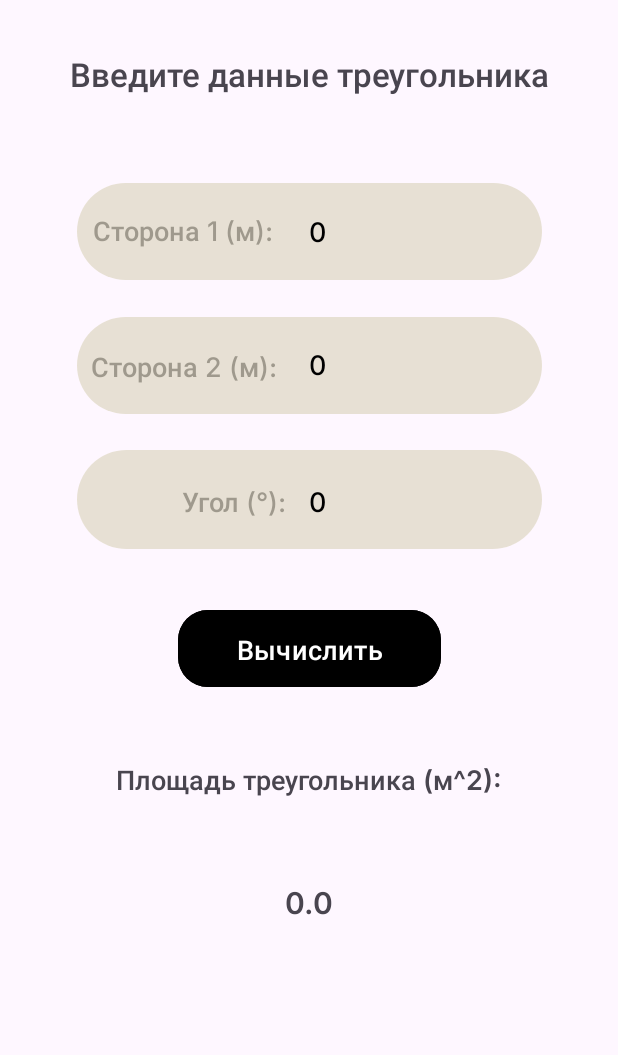
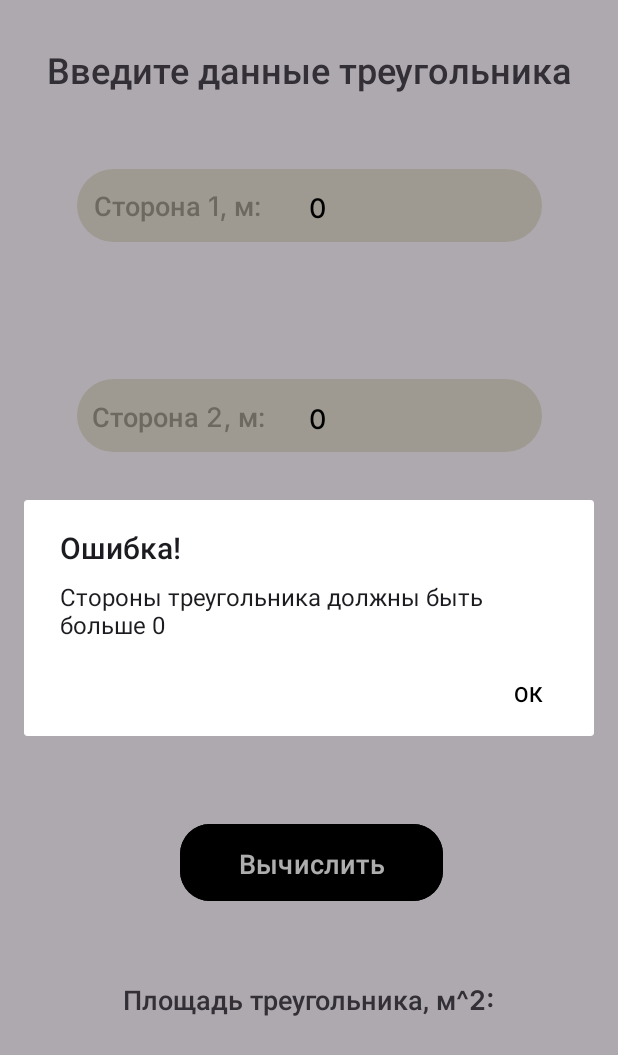
Before and after one commit to Ksyusha7650/AndroidFirstLaboratory, an Android app: the screen it shows after launch (MainActivity), after a tap on "Вычислить", on a phone screen of 412 x 824 dp. Shown: the top 1055 px of the screen. Run offline under Robolectric (Android 15) with nearby library versions, the phone set to English and light mode, and no system bars.

Commit message:
fix design

```diff
--- a/app/src/main/java/com/example/lab1/MainActivity.java
+++ b/app/src/main/java/com/example/lab1/MainActivity.java
@@ -21,10 +21,10 @@ public class MainActivity extends AppCompatActivity {
         connectUIElements();
     }
 
-    private void outputErrorDialog() {
+    private void outputErrorDialog(String errorText) {
         AlertDialog.Builder builder = new AlertDialog.Builder(this);
         builder.setTitle(getString(R.string.error))
-                .setMessage(getString(R.string.error_angle))
+                .setMessage(errorText)
                 .setPositiveButton(getString(R.string.ok), (dialog, id) -> dialog.cancel());
         builder.show();
     }
@@ -41,7 +41,10 @@ public class MainActivity extends AppCompatActivity {
         A = Double.parseDouble(editTextA.getText().toString());
         B = Double.parseDouble(editTextB.getText().toString());
         angle = Integer.parseInt(editTextAngle.getText().toString());
-        if (angle > 180) throw new ArithmeticException();
+        if (angle >= 180) throw new ArithmeticException(getString(R.string.error_angle));
+        if (A == 0) throw new ArithmeticException(getString(R.string.error_side));
+        if (B == 0) throw new ArithmeticException(getString(R.string.error_side));
+        if (angle == 0) throw new ArithmeticException(getString(R.string.error_angle));
     }
 
     public void buttonCalculateClick(View view) {
@@ -50,8 +53,8 @@ public class MainActivity extends AppCompatActivity {
             double square = getSquare();
             textViewResult.setText(String.valueOf((double) Math.round(square * 100) / 100)); // с точностью до 2 знаков после запятой
         }
-        catch (ArithmeticException exception){
-            outputErrorDialog();
+        catch (ArithmeticException | NumberFormatException exception){
+            outputErrorDialog(exception.getMessage());
         }
     }
 
--- a/app/src/main/res/layout/activity_main.xml
+++ b/app/src/main/res/layout/activity_main.xml
@@ -14,7 +14,7 @@
         android:fontFamily="@font/inter_semibold"
         android:text="@string/input_data_of_triangle"
         android:textAlignment="center"
-        android:textSize="22sp"
+        android:textSize="24sp"
         app:layout_constraintBottom_toTopOf="@+id/view"
         app:layout_constraintEnd_toEndOf="parent"
         app:layout_constraintHorizontal_bias="0.5"
@@ -27,7 +27,7 @@
         android:id="@+id/buttonCalculate"
         android:layout_width="175dp"
         android:layout_height="59dp"
-        android:backgroundTint="@color/black"
+        android:backgroundTint="@color/bgButton"
         android:fontFamily="@font/inter_medium"
         android:onClick="buttonCalculateClick"
         android:text="@string/compute"
@@ -35,9 +35,10 @@
         app:cornerRadius="20sp"
         app:layout_constraintBottom_toBottomOf="parent"
         app:layout_constraintEnd_toEndOf="parent"
+        app:layout_constraintHorizontal_bias="0.506"
         app:layout_constraintStart_toStartOf="parent"
         app:layout_constraintTop_toTopOf="parent"
-        app:layout_constraintVertical_bias="0.527"
+        app:layout_constraintVertical_bias="0.713"
         app:rippleColor="@android:color/transparent" />
 
     <TextView
@@ -64,10 +65,9 @@
         android:textSize="18sp"
         app:layout_constraintBottom_toBottomOf="parent"
         app:layout_constraintEnd_toEndOf="parent"
-        app:layout_constraintHorizontal_bias="0.503"
         app:layout_constraintStart_toStartOf="parent"
-        app:layout_constraintTop_toBottomOf="@+id/buttonCalculate"
-        app:layout_constraintVertical_bias="0.003" />
+        app:layout_constraintTop_toTopOf="parent"
+        app:layout_constraintVertical_bias="0.807" />
 
     <TextView
         android:id="@+id/textViewResult"
@@ -112,18 +112,17 @@
     <View
         android:id="@+id/view3"
         android:layout_width="311dp"
-        android:layout_height="67dp"
+        android:layout_height="50dp"
         android:background="@drawable/view_bg"
         app:layout_constraintBottom_toBottomOf="parent"
         app:layout_constraintEnd_toEndOf="parent"
         app:layout_constraintStart_toStartOf="parent"
-        app:layout_constraintTop_toTopOf="parent"
-        app:layout_constraintVertical_bias="0.396" />
+        app:layout_constraintTop_toTopOf="parent" />
 
     <View
         android:id="@+id/view2"
         android:layout_width="311dp"
-        android:layout_height="66dp"
+        android:layout_height="50dp"
         android:background="@drawable/view_bg"
         app:layout_constraintBottom_toTopOf="@+id/view3"
         app:layout_constraintEnd_toEndOf="parent"
@@ -134,13 +133,13 @@
     <View
         android:id="@+id/view"
         android:layout_width="311dp"
-        android:layout_height="66dp"
+        android:layout_height="50dp"
         android:background="@drawable/view_bg"
         app:layout_constraintBottom_toBottomOf="parent"
         app:layout_constraintEnd_toEndOf="parent"
         app:layout_constraintStart_toStartOf="parent"
         app:layout_constraintTop_toTopOf="parent"
-        app:layout_constraintVertical_bias="0.16" />
+        app:layout_constraintVertical_bias="0.145" />
 
     <EditText
         android:id="@+id/editTextSide1"
@@ -152,7 +151,7 @@
         android:inputType="numberDecimal"
         android:text="0"
         android:textAlignment="viewStart"
-        android:textColor="@color/black"
+        android:textColor="@color/textColor"
         android:textSize="18sp"
         app:layout_constraintBottom_toBottomOf="@+id/view"
         app:layout_constraintEnd_toEndOf="@+id/view"
@@ -171,7 +170,7 @@
         android:inputType="numberDecimal"
         android:text="0"
         android:textAlignment="viewStart"
-        android:textColor="@color/black"
+        android:textColor="@color/textColor"
         android:textSize="18sp"
         app:layout_constraintBottom_toBottomOf="@+id/view2"
         app:layout_constraintEnd_toEndOf="@+id/view2"
@@ -190,7 +189,7 @@
         android:inputType="numberDecimal"
         android:text="0"
         android:textAlignment="viewStart"
-        android:textColor="@color/black"
+        android:textColor="@color/textColor"
         android:textSize="18sp"
         app:layout_constraintBottom_toBottomOf="@+id/view3"
         app:layout_constraintEnd_toEndOf="@+id/view3"
--- /dev/null
+++ b/app/src/main/res/values-night/colors.xml
@@ -0,0 +1,5 @@
+<?xml version="1.0" encoding="utf-8"?>
+<resources>
+    <color name="bgButton">#FFFFFF</color>
+    <color name="textColor">#FFFFFF</color>
+</resources>
--- a/app/src/main/res/values-night/themes.xml
+++ b/app/src/main/res/values-night/themes.xml
@@ -4,5 +4,6 @@
         <item name="colorPrimary">@color/black</item>
         <item name="colorPrimaryDark">@color/black</item>
         <item name="colorAccent">@color/black</item>
+        <item name="colorButtonNormal">@color/white</item>
     </style>
 </resources>
--- a/app/src/main/res/values/colors.xml
+++ b/app/src/main/res/values/colors.xml
@@ -5,4 +5,6 @@
     <color name="background_textbox">#99D6D6D7</color>
     <color name="bg_teditText">#99D9D2B8</color>
     <color name="fontcolor_editText">#202020</color>
+    <color name="bgButton">#FF000000</color>
+    <color name="textColor">#FF000000</color>
 </resources>
--- a/app/src/main/res/values/strings.xml
+++ b/app/src/main/res/values/strings.xml
@@ -1,11 +1,12 @@
 <resources>
     <string name="app_name">Найди площадь</string>
-    <string name="side_1">Сторона 1 (м):</string>
+    <string name="side_1">Сторона 1, м:</string>
     <string name="input_data_of_triangle">Введите данные треугольника</string>
-    <string name="side_2">Сторона 2 (м):</string>
-    <string name="angle">Угол (°):</string>
-    <string name="result_square_is"> Площадь треугольника (м^2):</string>
-    <string name="error_angle">Угол должен быть меньше 180°</string>
+    <string name="side_2">Сторона 2, м:</string>
+    <string name="angle">Угол, °:</string>
+    <string name="result_square_is"> Площадь треугольника, м^2:</string>
+    <string name="error_side">Стороны треугольника должны быть больше 0 </string>
+    <string name="error_angle">Угол должен быть больше 0 и меньше 180°</string>
     <string name="error">Ошибка!</string>
     <string name="ok">ОК</string>
     <string name="compute">Вычислить</string>
--- a/app/src/main/res/values/themes.xml
+++ b/app/src/main/res/values/themes.xml
@@ -4,6 +4,7 @@
         <item name="colorPrimary">@color/black</item>
         <item name="colorPrimaryDark">@color/black</item>
         <item name="colorAccent">@color/black</item>
+        <item name="colorButtonNormal">@color/black</item>
     </style>
 
     <style name="Theme.Lab1" parent="Base.Theme.Lab1" />
```
